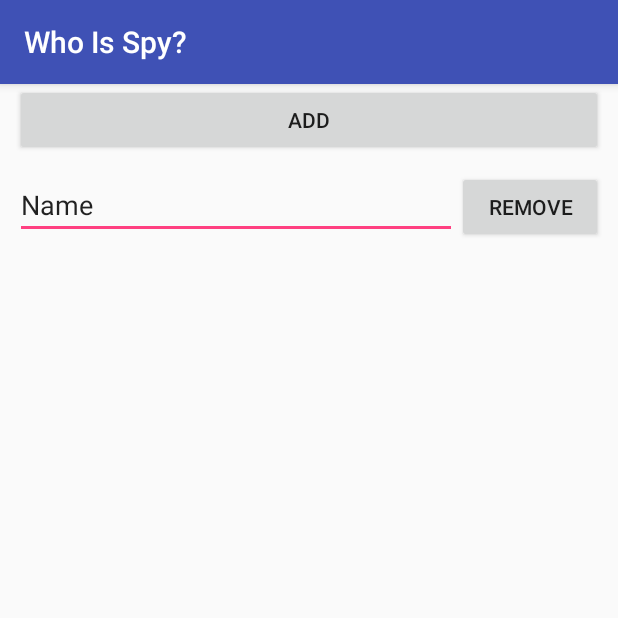
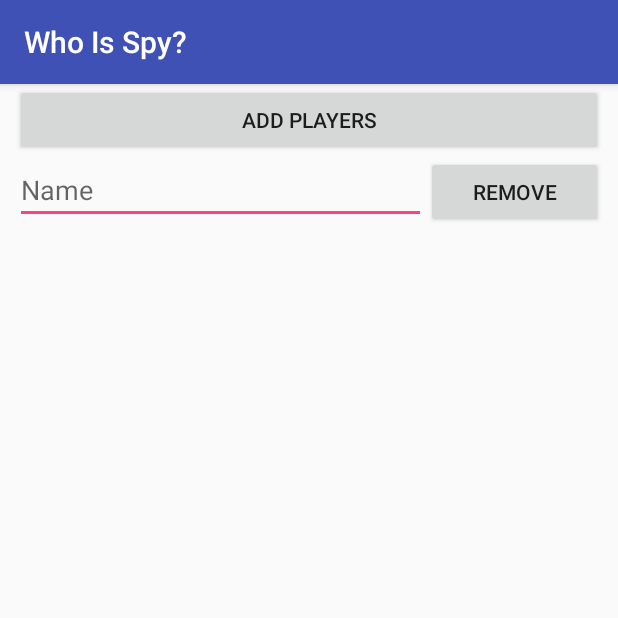
Before and after one commit to jeevaav/WhoIsSpy, an Android app: the GameSettings screen opened directly, with no data from a screen before it, on a phone screen of 412 x 824 dp, the top half of it. Run offline under Robolectric (Android 15) with nearby library versions, the light colour scheme and no system bars.

Commit message:
dynamic players addition done

```diff
--- a/app/src/main/res/layout/activity_game_settings.xml
+++ b/app/src/main/res/layout/activity_game_settings.xml
@@ -24,32 +24,30 @@
             android:id="@+id/addPlayerButton"
             android:layout_width="match_parent"
             android:layout_height="wrap_content"
-            android:text="Add" />
+            android:text="Add Players" />
 
         <LinearLayout
-
-            android:id="@+id/singlePlayerInput"
+            android:id="@+id/player1"
             android:layout_width="match_parent"
             android:layout_height="wrap_content"
-            android:layout_marginTop="10dp"
             android:orientation="horizontal">
 
             <EditText
-                android:id="@+id/player1"
-                android:layout_width="285dp"
+                android:id="@+id/playerName1"
+                android:layout_width="0dp"
                 android:layout_height="wrap_content"
-                android:layout_weight="1"
+                android:layout_weight="0.7"
                 android:ems="10"
-                android:inputType="textPersonName"
-                android:text="Name" />
+                android:hint="Name"
+                android:inputType="textPersonName" />
 
             <Button
                 android:id="@+id/removeButton1"
-                android:layout_width="wrap_content"
+                android:layout_width="0dp"
                 android:layout_height="wrap_content"
-                android:layout_weight="1"
+                android:layout_weight="0.3"
+                android:onClick="removePlayersOnClick"
                 android:text="Remove" />
-
         </LinearLayout>
 
     </LinearLayout>
```
Also changed, not shown: app/src/main/java/com/jeevaav/whoisspy/GameSettings.java (+25 -6 lines), 1 other file.
